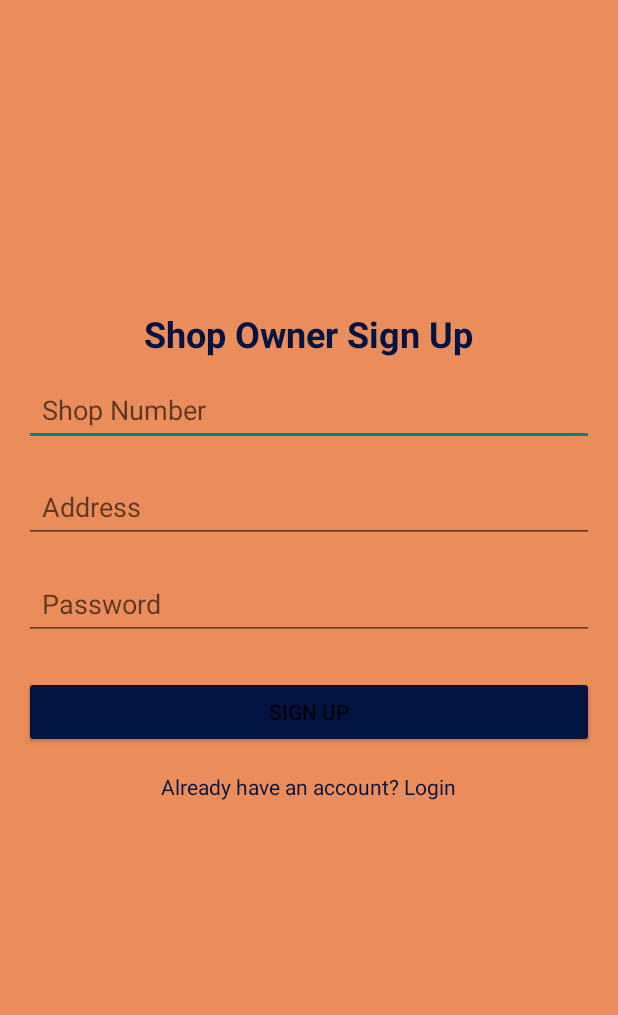
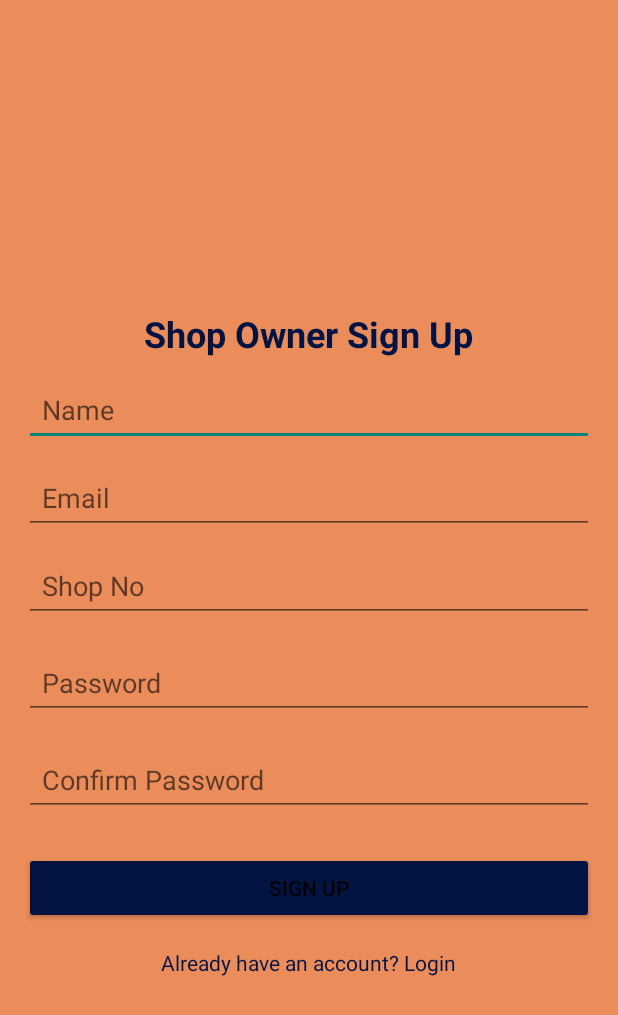
Before and after one commit to janhviwadhwa/customerconnect, an Android app: the ownersignup screen opened directly, with no data from a screen before it, on a phone screen of 412 x 824 dp. Shown: the top 1015 px of the screen. Run offline under Robolectric (Android 15) with nearby library versions, the phone set to English and light mode, and no system bars; our stand-ins replace Firebase (no records; nobody signed in at launch, a user with empty details on screens opened directly).

Commit message:
customer login signup done

```diff
--- a/app/src/main/java/com/abc/customerconnect/ownersignup.kt
+++ b/app/src/main/java/com/abc/customerconnect/ownersignup.kt
@@ -3,21 +3,72 @@ package com.abc.customerconnect
 import android.annotation.SuppressLint
 import android.content.Intent
 import android.os.Bundle
+import android.widget.Button
 import android.widget.TextView
+import android.widget.Toast
 import androidx.activity.enableEdgeToEdge
 import androidx.appcompat.app.AppCompatActivity
+import com.google.firebase.auth.FirebaseAuth
+import com.google.firebase.database.DatabaseReference
+import com.google.firebase.database.FirebaseDatabase
 
 class ownersignup : AppCompatActivity() {
     private lateinit var logintxtbtn: TextView
+    private lateinit var Name: TextView
+    private lateinit var Email: TextView
+    private lateinit var Password: TextView
+    private lateinit var Shopno: TextView
+    private lateinit var btnSignUp: Button
+    private lateinit var mAuth: FirebaseAuth
+    private lateinit var mDbRef: DatabaseReference
+
     @SuppressLint("MissingInflatedId")
     override fun onCreate(savedInstanceState: Bundle?) {
         super.onCreate(savedInstanceState)
         enableEdgeToEdge()
         setContentView(R.layout.activity_ownersignup)
         logintxtbtn = findViewById(R.id.logintxtbtn)
+        Name = findViewById(R.id.Name)
+        btnSignUp = findViewById(R.id.btnSignup)
+        Email = findViewById(R.id.Email)
+        Password = findViewById(R.id.Password)
+        Shopno = findViewById(R.id.ShopNo)
+        mAuth = FirebaseAuth.getInstance()
+
         logintxtbtn.setOnClickListener {
             val intent = Intent(this, ownerlogin::class.java)
             startActivity(intent)
         }
+        btnSignUp.setOnClickListener {
+            val name = Name.text.toString()
+            val email = Email.text.toString()
+            val shopno = Shopno.text.toString()
+            val password = Password.text.toString()
+            signUp(name, email, shopno, password)
+        }
+    }
+
+    private fun signUp(name: String, email: String, shopno: String, password: String) {
+        mAuth.createUserWithEmailAndPassword(email, password).addOnCompleteListener(this) { task ->
+            if (task.isSuccessful) {
+                val userId = mAuth.currentUser?.uid!!
+                val owners = owners(name, email, shopno)
+                addUserToDatabase(userId, owners)
+                val intent = Intent(this@ownersignup, userr::class.java)
+                startActivity(intent)
+                finish()
+            } else {
+                Toast.makeText(
+                    this@ownersignup,
+                    "Sign up failed: ${task.exception?.message}",
+                    Toast.LENGTH_SHORT
+                ).show()
+            }
+        }
+    }
+
+    private fun addUserToDatabase(userId: String, owners: owners) {
+        mDbRef = FirebaseDatabase.getInstance().getReference()
+        mDbRef.child("owners").child(userId).setValue(owners)
     }
 }
--- a/app/src/main/res/layout/activity_ownersignup.xml
+++ b/app/src/main/res/layout/activity_ownersignup.xml
@@ -1,71 +1,89 @@
 <?xml version="1.0" encoding="utf-8"?>
 <LinearLayout xmlns:android="http://schemas.android.com/apk/res/android"
-    xmlns:app="http://schemas.android.com/apk/res-auto"
     xmlns:tools="http://schemas.android.com/tools"
-    tools:context=".ownersignup"
     android:id="@+id/ownersignupmain"
     android:layout_width="match_parent"
     android:layout_height="match_parent"
+    android:background="#EA8D5B"
     android:orientation="vertical"
     android:padding="16dp"
-        android:background="#EA8D5B">
+    tools:context=".ownersignup">
 
     <TextView
         android:id="@+id/tvSignupTitle"
         android:layout_width="wrap_content"
         android:layout_height="wrap_content"
+        android:layout_gravity="center"
+        android:layout_marginTop="190dp"
         android:text="Shop Owner Sign Up"
         android:textColor="#041442"
-            android:textStyle="bold"
-            android:layout_marginTop="190dp"
         android:textSize="24sp"
-            android:layout_gravity="center"
-          />
+        android:textStyle="bold" />
 
     <EditText
-            android:id="@+id/etSignupEmail"
+        android:id="@+id/Name"
         android:layout_width="match_parent"
         android:layout_height="wrap_content"
-            android:hint="Shop Number"
         android:layout_marginTop="10dp"
-            android:textColor="@color/black"
-            android:inputType="number"
-            android:padding="12dp" />
+        android:hint="Name"
+        android:inputType="textPersonName"
+        android:padding="12dp"
+        android:textColor="@color/black" />
 
     <EditText
-            android:id="@+id/etSignupPassword"
+        android:id="@+id/Email"
         android:layout_width="match_parent"
         android:layout_height="wrap_content"
-            android:hint="Address"
-            android:inputType="textPostalAddress"
-            android:textColor="@color/black"
+        android:layout_marginTop="10dp"
+        android:hint="Email"
+        android:inputType="textEmailAddress"
         android:padding="12dp"
-            android:layout_marginTop="16dp" />
+        android:textColor="@color/black" />
 
     <EditText
-            android:id="@+id/etSignupConfirmPassword"
+        android:id="@+id/ShopNo"
         android:layout_width="match_parent"
         android:layout_height="wrap_content"
+        android:layout_marginTop="10dp"
+        android:hint="Shop No"
+        android:inputType="number"
+        android:padding="12dp"
+        android:textColor="@color/black" />
+
+    <EditText
+        android:id="@+id/Password"
+        android:layout_width="match_parent"
+        android:layout_height="wrap_content"
+        android:layout_marginTop="16dp"
         android:hint="Password"
         android:inputType="textPassword"
-            android:textColor="@color/black"
         android:padding="12dp"
-            android:layout_marginTop="16dp" />
+        android:textColor="@color/black" />
+
+    <EditText
+        android:id="@+id/ConfirmPassword"
+        android:layout_width="match_parent"
+        android:layout_height="wrap_content"
+        android:layout_marginTop="16dp"
+        android:hint="Confirm Password"
+        android:inputType="textPassword"
+        android:padding="12dp"
+        android:textColor="@color/black" />
 
     <Button
         android:id="@+id/btnSignup"
         android:layout_width="match_parent"
         android:layout_height="wrap_content"
-            android:text="Sign Up"
+        android:layout_marginTop="24dp"
         android:backgroundTint="#041442"
-            android:layout_marginTop="24dp" />
+        android:text="Sign Up" />
 
     <TextView
         android:id="@+id/logintxtbtn"
         android:layout_width="wrap_content"
         android:layout_height="wrap_content"
+        android:layout_gravity="center"
+        android:layout_marginTop="16dp"
         android:text="Already have an account? Login"
-            android:textColor="#041442"
-            android:layout_gravity="center"
-            android:layout_marginTop="16dp" />
+        android:textColor="#041442" />
 </LinearLayout>
```
Also changed, not shown: app/src/main/java/com/abc/customerconnect/customerloginsignup.kt (added, +20 -0 lines), app/src/main/java/com/abc/customerconnect/owners.kt (added, +7 -0 lines), app/src/main/res/layout/activity_customerloginsignup.xml (added, +61 -0 lines). Lines whose indentation alone changed are shown as unchanged.
